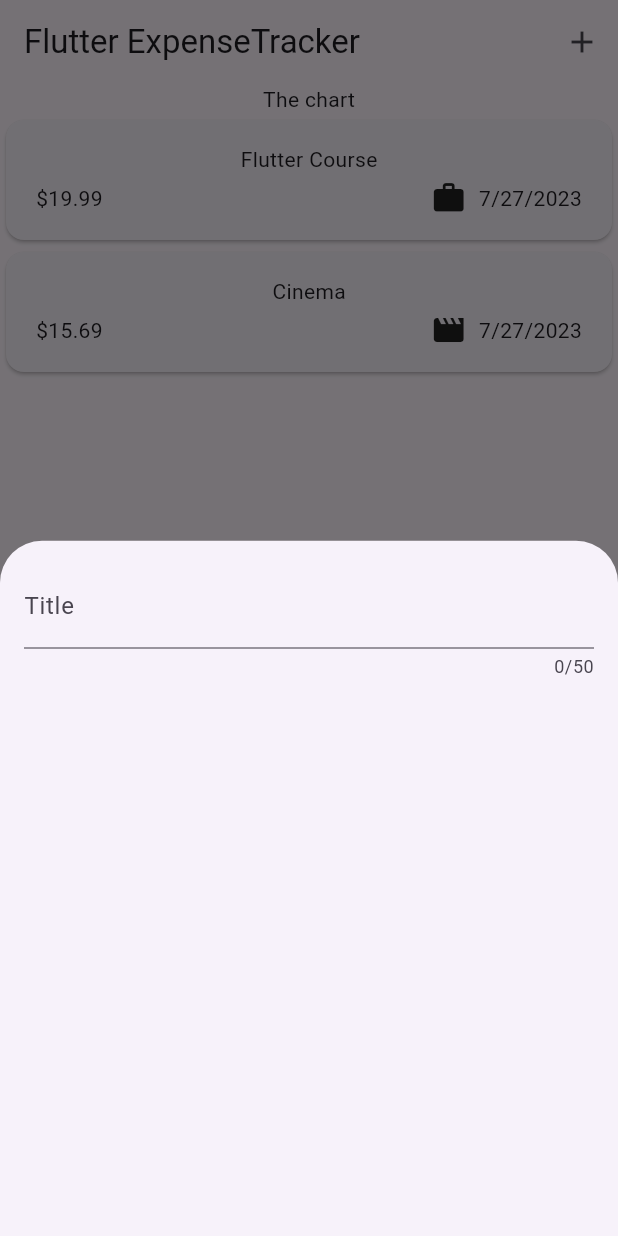
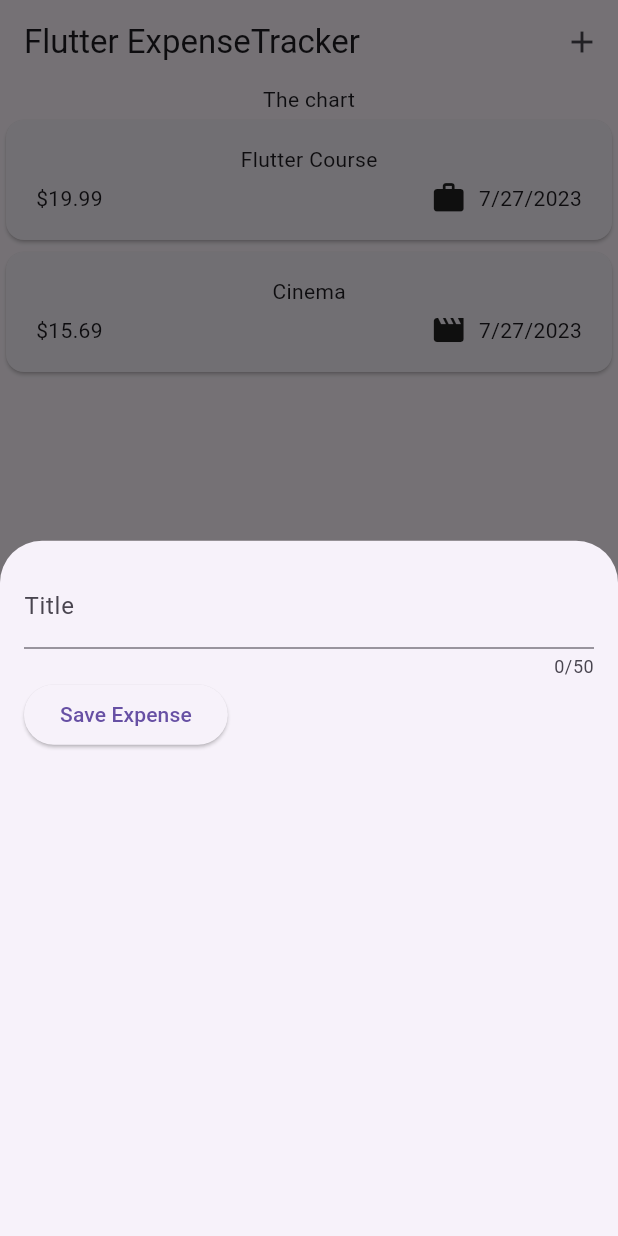
Before and after one commit to mnengineer/expense_tracker_app, a Flutter app: the screen it shows after launch, after a tap on the "add" icon, on a phone screen of 412 x 824 dp. Run offline on Flutter 3.47's test engine with Material 2 defaults, Android fonts, the phone set to English and light mode, and no system bars.

Commit message:
feat: 保存ボタンタップ時ユーザ入力を保存

```diff
--- a/lib/widgets/new_expense.dart
+++ b/lib/widgets/new_expense.dart
@@ -10,18 +10,35 @@ class NewExpense extends StatefulWidget {
 }
 
 class _NewExpenseState extends State<NewExpense> {
+  var _enterdTitle = '';
+
+  void _saveTitleInput(String inputValue) {
+    _enterdTitle = inputValue;
+  }
+
   @override
   Widget build(BuildContext context) {
     return Padding(
       padding: const EdgeInsets.all(16),
       child: Column(
-        children: const [
+        children: [
           TextField(
+            onChanged: _saveTitleInput,
             maxLength: 50,
-            decoration: InputDecoration(
+            decoration: const InputDecoration(
               label: Text('Title'),
             ),
           ),
+          Row(
+            children: [
+              ElevatedButton(
+                onPressed: () {
+                  print(_enterdTitle);
+                },
+                child: Text('Save Expense'),
+              ),
+            ],
+          )
         ],
       ),
     );
```
